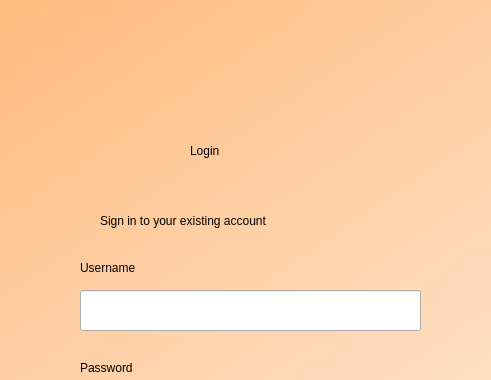
Qt form login.ui (cnTalon/READ) before a commit; both pictures show x 360 to 851 and y 0 to 380 of the 1200 by 802 pixel window.
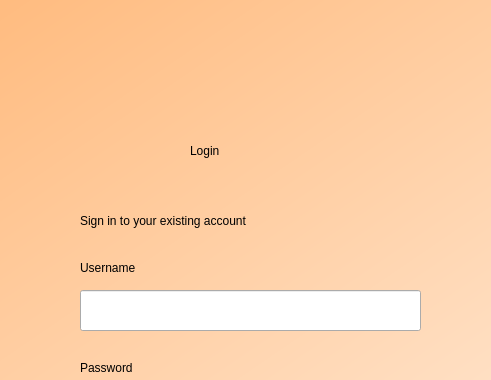
The same form after that commit.

Commit message: created admin & home ui

The edit to the form file:
```diff
--- a/login.ui
+++ b/login.ui
@@ -24,7 +24,7 @@
    </property>
    <property name="styleSheet">
     <string notr="true">QWidget#bgwidget{
-background-color:qlineargradient(spread:pad, x1:0.091, y1:0.101636, x2:0.991379, y2:0.977, stop:0 rgba(255, 183, 119), stop:1 rgba(255, 255, 255, 255));}</string>
+background-color:qlineargradient(spread:pad, x1:0.091, y1:0.101636, x2:0.991379, y2:0.977, stop:0 rgb(255, 183, 119), stop:1 rgba(255, 255, 255, 255));}</string>
    </property>
    <widget class="QLabel" name="label">
     <property name="geometry">
@@ -45,14 +45,14 @@
    <widget class="QLabel" name="label_2">
     <property name="geometry">
      <rect>
-      <x>460</x>
+      <x>440</x>
       <y>200</y>
-      <width>311</width>
+      <width>331</width>
       <height>41</height>
      </rect>
     </property>
     <property name="styleSheet">
-     <string notr="true">font: 16pt &quot;MS Shell Dlg 2&quot;;color:rgb(0,0,0)</string>
+     <string notr="true">font: 18pt &quot;DengXian&quot;; color: rgb(0, 0, 0)</string>
     </property>
     <property name="text">
      <string>Sign in to your existing account</string>
```
Left out of the diff: 4 changed lines with no effect on the pictures. The commit also changes 6 other files.
